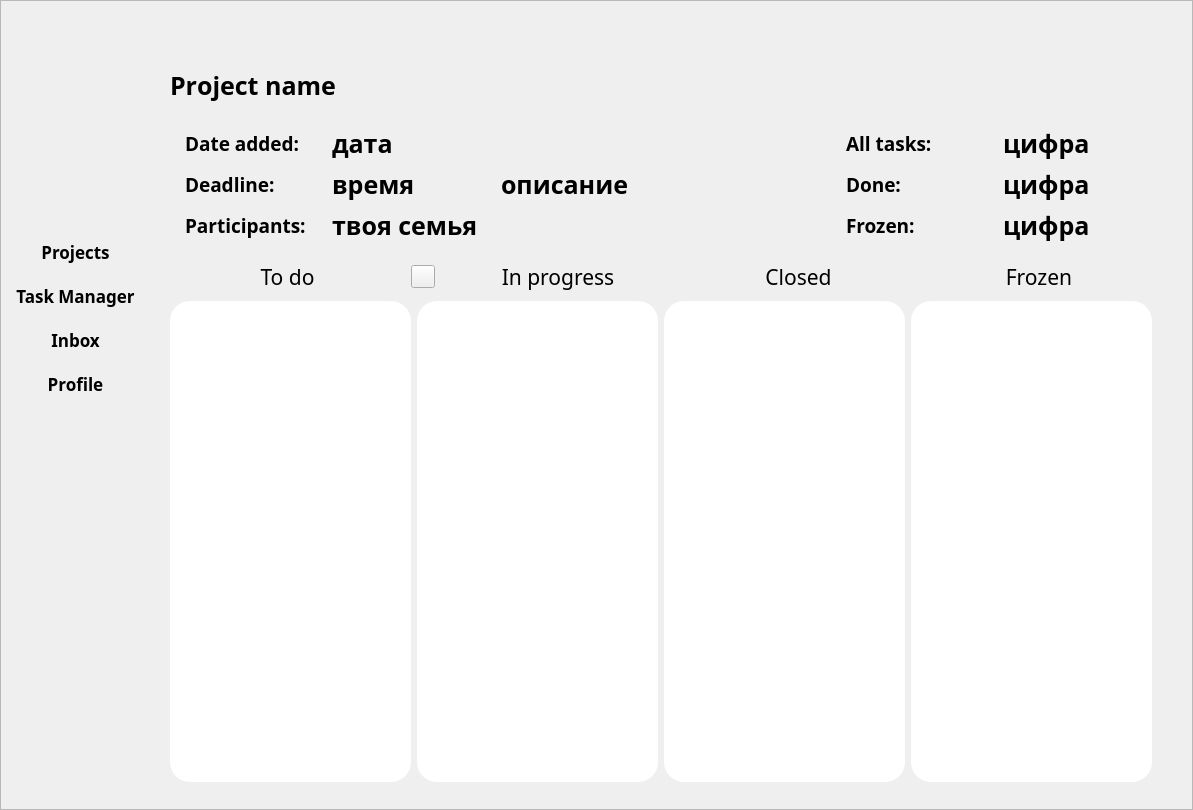
First picture: the form in ui/MainWindowTaskManager1.0.ui, repository kiozet/TaskManagerWithAI, before the edit.
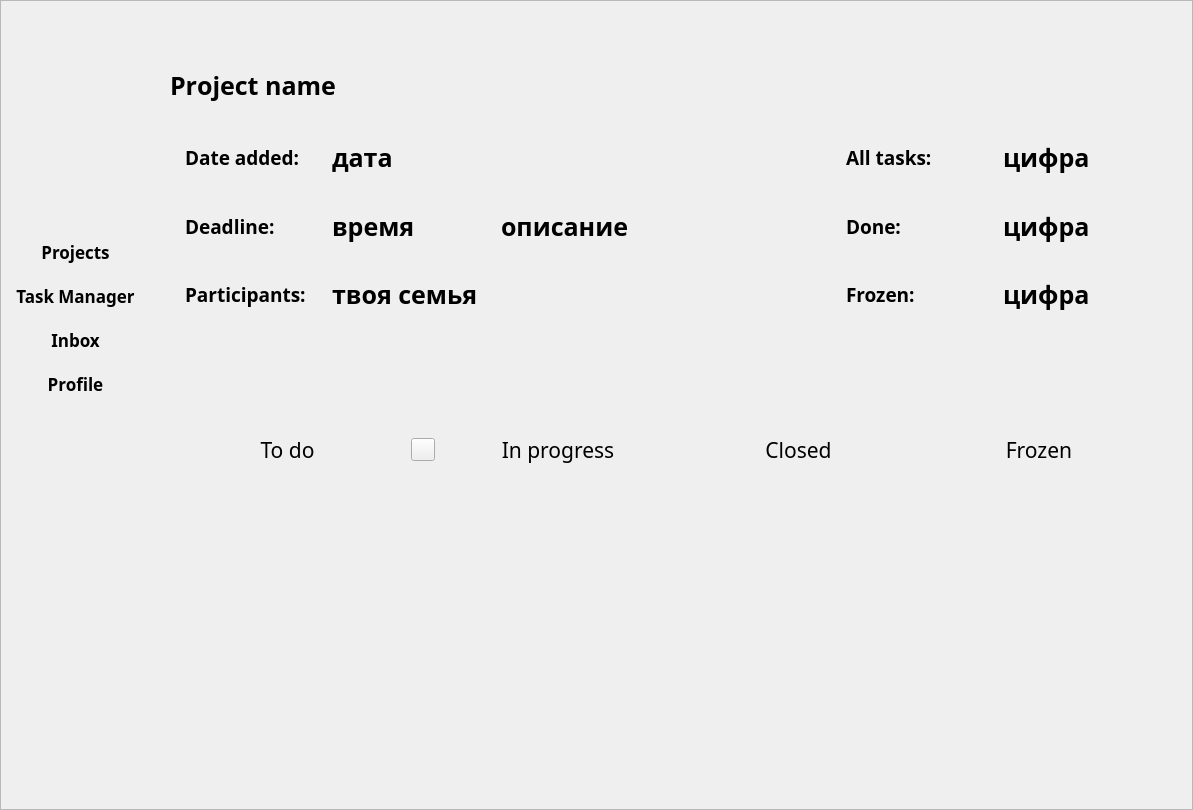
Second picture: the form after the edit. Icons and pictures are not drawn.

Commit message: Replace QLineEdit with Label

```diff
--- a/ui/MainWindowTaskManager1.0.ui
+++ b/ui/MainWindowTaskManager1.0.ui
@@ -338,6 +338,9 @@
     </item>
     <item>
      <layout class="QHBoxLayout" name="horizontalLayout_3">
+      <property name="sizeConstraint">
+       <enum>QLayout::SetFixedSize</enum>
+      </property>
       <item>
        <widget class="QLabel" name="label_4">
         <property name="font">
@@ -434,95 +437,30 @@
     <item>
      <layout class="QHBoxLayout" name="horizontalLayout_4">
       <item>
-       <widget class="QLineEdit" name="lineEdit">
-        <property name="sizePolicy">
-         <sizepolicy hsizetype="Expanding" vsizetype="Maximum">
-          <horstretch>0</horstretch>
-          <verstretch>0</verstretch>
-         </sizepolicy>
-        </property>
-        <property name="minimumSize">
-         <size>
-          <width>241</width>
-          <height>481</height>
-         </size>
-        </property>
-        <property name="maximumSize">
-         <size>
-          <width>241</width>
-          <height>481</height>
-         </size>
-        </property>
-        <property name="styleSheet">
-         <string notr="true">Border-radius: 20px;
-</string>
-        </property>
+       <widget class="QLabel" name="label_14">
         <property name="text">
          <string/>
         </property>
-        <property name="echoMode">
-         <enum>QLineEdit::Normal</enum>
-        </property>
-        <property name="cursorPosition">
-         <number>0</number>
-        </property>
        </widget>
       </item>
       <item>
-       <widget class="QLineEdit" name="lineEdit_2">
-        <property name="minimumSize">
-         <size>
-          <width>241</width>
-          <height>481</height>
-         </size>
+       <widget class="QLabel" name="label_13">
+        <property name="text">
+         <string/>
         </property>
-        <property name="maximumSize">
-         <size>
-          <width>241</width>
-          <height>481</height>
-         </size>
-        </property>
-        <property name="styleSheet">
-         <string notr="true">Border-radius: 20px;</string>
-        </property>
        </widget>
       </item>
       <item>
-       <widget class="QLineEdit" name="lineEdit_3">
-        <property name="minimumSize">
-         <size>
-          <width>241</width>
-          <height>481</height>
-         </size>
+       <widget class="QLabel" name="label_12">
+        <property name="text">
+         <string/>
         </property>
-        <property name="maximumSize">
-         <size>
-          <width>241</width>
-          <height>481</height>
-         </size>
-        </property>
-        <property name="styleSheet">
-         <string notr="true">Border-radius: 20px;
-</string>
-        </property>
        </widget>
       </item>
       <item>
-       <widget class="QLineEdit" name="lineEdit_4">
-        <property name="minimumSize">
-         <size>
-          <width>241</width>
-          <height>481</height>
-         </size>
-        </property>
-        <property name="maximumSize">
-         <size>
-          <width>241</width>
-          <height>481</height>
-         </size>
-        </property>
-        <property name="styleSheet">
-         <string notr="true">Border-radius: 20px;</string>
+       <widget class="QLabel" name="label_11">
+        <property name="text">
+         <string/>
         </property>
        </widget>
       </item>
```
Left out of the diff: 4 changed lines with no effect on the pictures.
